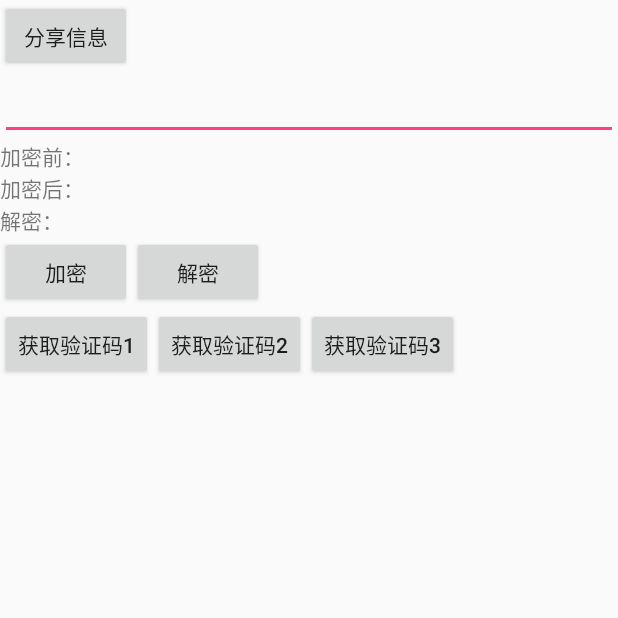
After one commit to ZmjDns/testsocket, an Android app: the TestShareInfoAct screen opened directly, with no data from a screen before it, on a phone screen of 412 x 824 dp, the top half of it. The commit adds this screen. Run offline under Robolectric (Android 15) with nearby library versions, the phone set to English and light mode, and no system bars; libraries missing offline, so code that uses them is left out: com.j256.ormlite.

Commit message:
简单分享 + 加密、解密

```diff
--- a/app/src/main/AndroidManifest.xml
+++ b/app/src/main/AndroidManifest.xml
@@ -53,7 +53,9 @@
             android:name=".viewpager.ButtomNavigationAct"
             android:label="@string/title_activity_buttom_navigation" />
         <activity android:name=".viewpager.TestViewPagerAct" />
-        <activity android:name=".ormlitedb.TestOrmLiteDBAct"></activity>
+        <activity android:name=".ormlitedb.TestOrmLiteDBAct"/>
+        <activity android:name=".coordintorlayout.TestCoordinatorLayout"/>
+        <activity android:name=".shareinfo.TestShareInfoAct"/>
     </application>
 
 </manifest>
--- /dev/null
+++ b/app/src/main/java/com/zmj/mvp/testsocket/shareinfo/TestShareInfoAct.java
@@ -0,0 +1,89 @@
+package com.zmj.mvp.testsocket.shareinfo;
+
+import android.content.Intent;
+import android.os.Bundle;
+import android.os.CountDownTimer;
+import android.support.annotation.Nullable;
+import android.support.v7.app.AppCompatActivity;
+import android.util.Log;
+import android.view.View;
+import android.widget.EditText;
+import android.widget.TextView;
+
+import com.j256.ormlite.stmt.query.In;
+import com.zmj.mvp.testsocket.R;
+import com.zmj.mvp.testsocket.utils.AesUtil;
+
+/**
+ * Author : Zmj
+ * Blog : https://blog.csdn.net/Zmj_Dns
+ * DitHub : https://github.com/ZmjDns
+ * Time : 2019/2/20
+ * Description :
+ */
+public class TestShareInfoAct extends AppCompatActivity {
+
+    private final String TAG = this.getClass().getSimpleName();
+
+    private EditText et_info;
+    private TextView tv_before_encrypt,tv_after_encrypt,tv_after_decrypt;
+
+    String info,encryptedInfo,decryptedINfo;
+
+    @Override
+    protected void onCreate(@Nullable Bundle savedInstanceState) {
+        super.onCreate(savedInstanceState);
+        setContentView(R.layout.act_share_info);
+
+        et_info = findViewById(R.id.et_info);
+
+        tv_before_encrypt = findViewById(R.id.tv_before_encrypt);
+        tv_after_encrypt = findViewById(R.id.tv_after_encrypt);
+        tv_after_decrypt = findViewById(R.id.tv_after_decrypt);
+    }
+
+    public void shareInfo(View view){
+        Intent sendIntent = new Intent();
+        sendIntent.setAction(Intent.ACTION_SEND);
+        sendIntent.putExtra(Intent.EXTRA_TEXT,"https://www.baidu.com/");
+        sendIntent.setType("text/plain");
+        startActivity(sendIntent);
+    }
+
+    public void toEncrypt(View view){
+        info = et_info.getText().toString();
+        tv_before_encrypt.append(info);
+        try {
+            encryptedInfo = AesUtil.encrypt("TEST",info);
+            tv_after_encrypt.append(encryptedInfo);
+        }catch (Exception e){
+            e.printStackTrace();
+        }
+        Log.d(TAG, "toEncrypt: info:" + info + " encryptedInfo:" + encryptedInfo);
+    }
+
+    public void toDecrypt(View view){
+        try{
+            decryptedINfo = AesUtil.decrypt("TEST",encryptedInfo);
+            tv_after_decrypt.append(decryptedINfo);
+        }catch (Exception e){
+            e.printStackTrace();
+        }
+        Log.d(TAG, "toDecrypt: info:" + info + " encryptedInfo:" + encryptedInfo + " decryptedINfo：" + decryptedINfo);
+    }
+
+    public void getCode1(View view){
+        CountDownTimer timer = new CountDownTimer(10000,1000) {
+            @Override
+            public void onTick(long millisUntilFinished) {
+                view.setEnabled(false);
+                view.//setTooltipText("以发送" + millisUntilFinished / 1000 );
+            }
+
+            @Override
+            public void onFinish() {
+
+            }
+        };
+    }
+}
--- /dev/null
+++ b/app/src/main/res/layout/act_share_info.xml
@@ -0,0 +1,83 @@
+<?xml version="1.0" encoding="utf-8"?>
+<LinearLayout
+    xmlns:android="http://schemas.android.com/apk/res/android"
+    android:orientation="vertical"
+    android:layout_width="match_parent"
+    android:layout_height="match_parent">
+
+    <Button
+        android:layout_width="wrap_content"
+        android:layout_height="wrap_content"
+        android:onClick="shareInfo"
+        android:text="分享信息"/>
+
+    <LinearLayout
+        android:layout_width="match_parent"
+        android:layout_height="wrap_content"
+        android:orientation="vertical">
+
+        <EditText
+            android:id="@+id/et_info"
+            android:layout_width="match_parent"
+            android:layout_height="wrap_content" />
+
+        <TextView
+            android:id="@+id/tv_before_encrypt"
+            android:layout_width="wrap_content"
+            android:layout_height="wrap_content"
+            android:text="加密前："/>
+
+        <TextView
+            android:id="@+id/tv_after_encrypt"
+            android:layout_width="wrap_content"
+            android:layout_height="wrap_content"
+            android:text="加密后："/>
+
+        <TextView
+            android:id="@+id/tv_after_decrypt"
+            android:layout_width="wrap_content"
+            android:layout_height="wrap_content"
+            android:text="解密："/>
+
+        <LinearLayout
+            android:layout_width="match_parent"
+            android:layout_height="wrap_content">
+            <Button
+                android:layout_width="wrap_content"
+                android:layout_height="wrap_content"
+                android:onClick="toEncrypt"
+                android:text="加密"/>
+            <Button
+                android:layout_width="wrap_content"
+                android:layout_height="wrap_content"
+                android:onClick="toDecrypt"
+                android:text="解密"/>
+
+        </LinearLayout>
+
+        <LinearLayout
+            android:layout_width="match_parent"
+            android:layout_height="wrap_content">
+
+            <Button
+                android:id="@+id/btn_getCode1"
+                android:layout_width="wrap_content"
+                android:layout_height="wrap_content"
+                android:onClick="getCode1"
+                android:text="获取验证码1"/>
+            <Button
+                android:layout_width="wrap_content"
+                android:layout_height="wrap_content"
+                android:onClick="getCode2"
+                android:text="获取验证码2"/>
+            <Button
+                android:layout_width="wrap_content"
+                android:layout_height="wrap_content"
+                android:onClick="getCode3"
+                android:text="获取验证码3"/>
+        </LinearLayout>
+
+
+    </LinearLayout>
+
+</LinearLayout>
```
Also changed, not shown: app/src/main/java/com/zmj/mvp/testsocket/MainActivity.java (+10 -0 lines), app/src/main/java/com/zmj/mvp/testsocket/coordintorlayout/TestCoordinatorLayout.java (added, +124 -0 lines), app/src/main/java/com/zmj/mvp/testsocket/utils/AesUtil.java (added, +91 -0 lines), app/src/main/res/layout/act_coordinator_layout.xml (added, +76 -0 lines), app/src/main/res/layout/activity_main.xml (+12 -0 lines).
